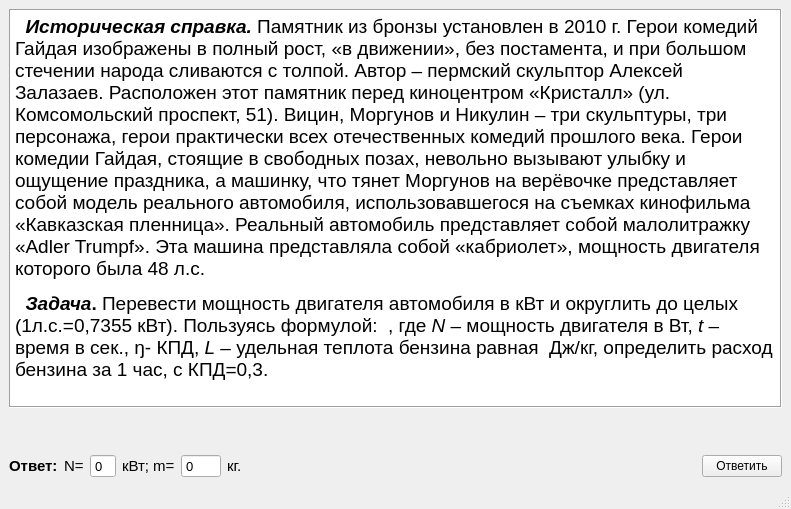
First picture: the form in FifthTaskWindow.ui, repository VladZuykin/quest, before the edit.
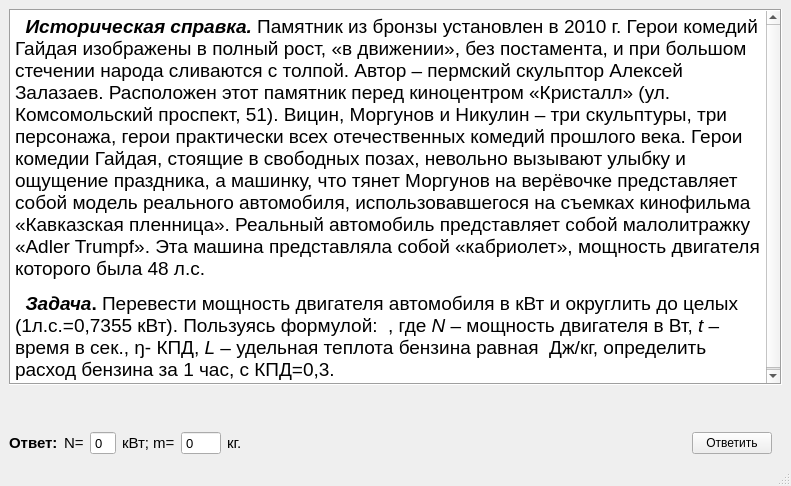
Second picture: the form after the edit.

```diff
--- a/FifthTaskWindow.ui
+++ b/FifthTaskWindow.ui
@@ -7,7 +7,7 @@
     <x>0</x>
     <y>0</y>
     <width>791</width>
-    <height>509</height>
+    <height>486</height>
    </rect>
   </property>
   <property name="windowTitle">
@@ -149,6 +149,22 @@
         </property>
        </widget>
       </item>
+      <item>
+       <spacer name="horizontalSpacer_2">
+        <property name="orientation">
+         <enum>Qt::Horizontal</enum>
+        </property>
+        <property name="sizeType">
+         <enum>QSizePolicy::Fixed</enum>
+        </property>
+        <property name="sizeHint" stdset="0">
+         <size>
+          <width>10</width>
+          <height>20</height>
+         </size>
+        </property>
+       </spacer>
+      </item>
      </layout>
     </item>
    </layout>
```
